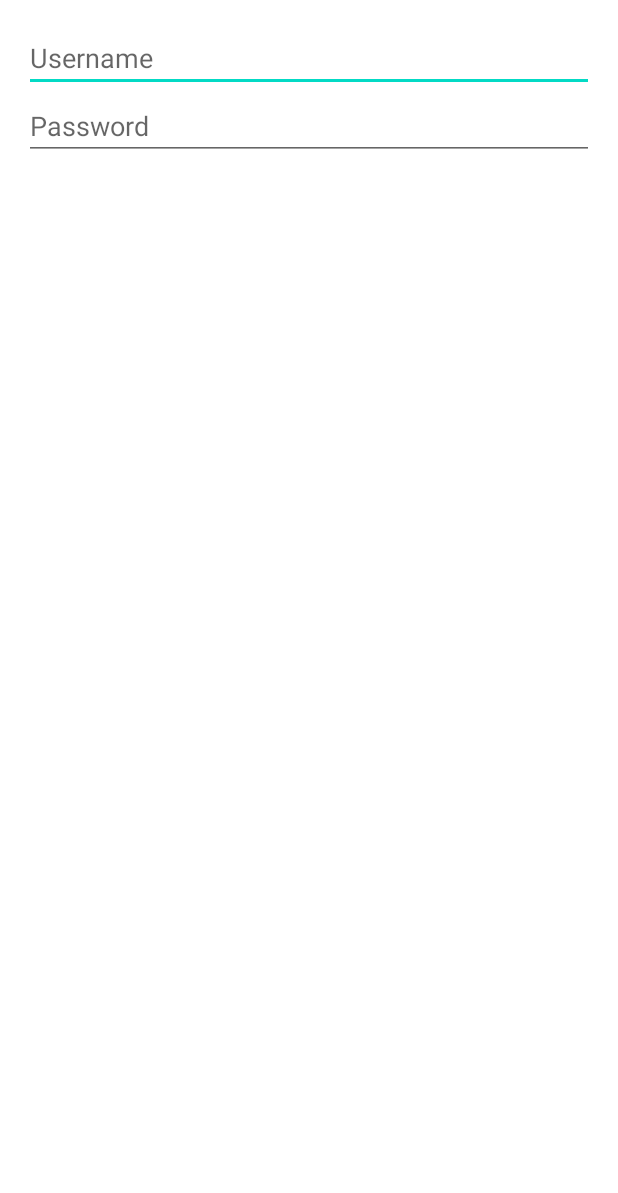
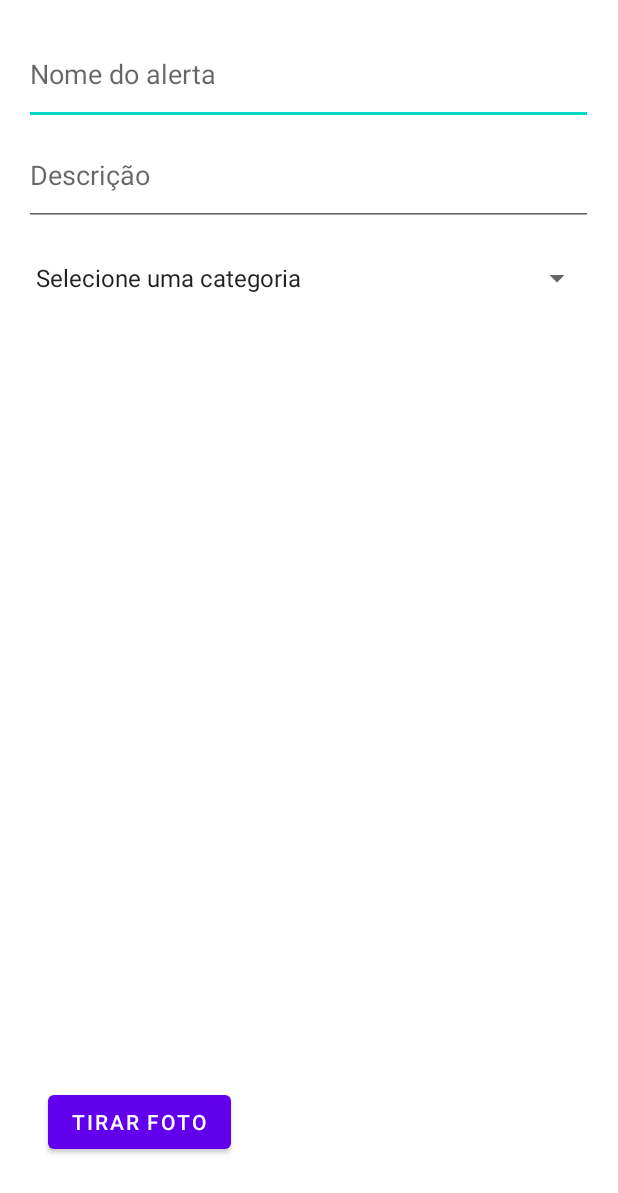
Before and after one commit to gregordrebes/geolocation, an Android app: the layout add_alert_modal.xml on its own in the app's theme, with its tools: preview values and no code run, on a phone screen of 412 x 824 dp. Shown: the top 1193 px of the screen. Run offline under Robolectric (Android 15) with nearby library versions, the phone set to English and light mode, and no system bars.

Commit message:
improving alert dialog, adding missing fields and take photo button

```diff
--- a/app/src/main/java/com/example/geolocation/AddAlertDialog.java
+++ b/app/src/main/java/com/example/geolocation/AddAlertDialog.java
@@ -4,6 +4,8 @@ import android.app.Dialog;
 import android.content.Context;
 import android.content.DialogInterface;
 import android.os.Bundle;
+
+import androidx.annotation.NonNull;
 import androidx.appcompat.app.AlertDialog;
 import androidx.appcompat.app.AppCompatDialogFragment;
 import android.view.LayoutInflater;
@@ -15,6 +17,7 @@ public class AddAlertDialog extends AppCompatDialogFragment {
     private EditText editTextPassword;
     private DialogListener listener;
 
+    @NonNull
     @Override
     public Dialog onCreateDialog(Bundle savedInstanceState) {
         AlertDialog.Builder builder = new AlertDialog.Builder(getActivity());
@@ -31,7 +34,7 @@ public class AddAlertDialog extends AppCompatDialogFragment {
 //        String x = getArguments().getString("teste");
 
         builder.setView(view)
-                .setTitle("Teste")
+                .setTitle("Adicionando alerta")
                 .setNegativeButton("cancel", new DialogInterface.OnClickListener() {
                     @Override
                     public void onClick(DialogInterface dialogInterface, int i) {
@@ -47,7 +50,7 @@ public class AddAlertDialog extends AppCompatDialogFragment {
                     }
                 });
 
-        editTextUsername = view.findViewById(R.id.edit_username);
+        editTextUsername = view.findViewById(R.id.name);
         editTextPassword = view.findViewById(R.id.edit_password);
 
         return builder.create();
--- a/app/src/main/res/layout/add_alert_modal.xml
+++ b/app/src/main/res/layout/add_alert_modal.xml
@@ -1,22 +1,45 @@
 <?xml version="1.0" encoding="utf-8"?>
-<RelativeLayout xmlns:android="http://schemas.android.com/apk/res/android"
+<androidx.constraintlayout.widget.ConstraintLayout xmlns:android="http://schemas.android.com/apk/res/android"
+    xmlns:app="http://schemas.android.com/apk/res-auto"
+    xmlns:tools="http://schemas.android.com/tools"
+    android:id="@+id/relativeLayout"
     android:layout_width="match_parent"
     android:layout_height="match_parent"
     android:padding="16dp">
 
     <EditText
-        android:id="@+id/edit_username"
-        android:layout_width="match_parent"
-        android:layout_height="wrap_content"
-        android:hint="Username" />
+        android:id="@+id/name"
+        android:layout_width="379dp"
+        android:layout_height="67dp"
+        android:hint="Nome do alerta"
+        app:layout_constraintStart_toStartOf="parent"
+        app:layout_constraintTop_toTopOf="parent" />
 
     <EditText
-        android:id="@+id/edit_password"
-        android:layout_width="match_parent"
+        android:id="@+id/description"
+        android:layout_width="379dp"
+        android:layout_height="67dp"
+        android:hint="Descrição"
+        app:layout_constraintStart_toStartOf="parent"
+        app:layout_constraintTop_toBottomOf="@+id/name" />
+
+    <Spinner
+        android:id="@+id/spinner"
+        android:layout_width="379dp"
+        android:layout_height="69dp"
+        app:layout_constraintStart_toStartOf="parent"
+        app:layout_constraintTop_toBottomOf="@+id/description"
+        android:entries="@array/alert_categories"
+        />
+
+    <Button
+        android:id="@+id/btn_foto"
+        android:layout_width="wrap_content"
         android:layout_height="wrap_content"
-        android:layout_below="@id/edit_username"
-        android:layout_alignParentStart="true"
-        android:hint="Password"
-        android:inputType="textPassword" />
+        android:layout_marginStart="16dp"
+        android:layout_marginBottom="36dp"
+        android:text="Tirar foto"
+        app:layout_constraintBottom_toBottomOf="parent"
+        app:layout_constraintStart_toStartOf="parent" />
 
-</RelativeLayout>
+</androidx.constraintlayout.widget.ConstraintLayout>
--- a/app/src/main/res/values/strings.xml
+++ b/app/src/main/res/values/strings.xml
@@ -15,4 +15,12 @@
     <string name="attachment_summary_on">Automatically download attachments for incoming emails
     </string>
     <string name="attachment_summary_off">Only download attachments when manually requested</string>
+
+    <string-array name="alert_categories">
+        <item>Selecione uma categoria</item>
+        <item>Lixo</item>
+        <item>Cocô</item>
+        <item>Bituca</item>
+        <item>Outros</item>
+    </string-array>
 </resources>
```
